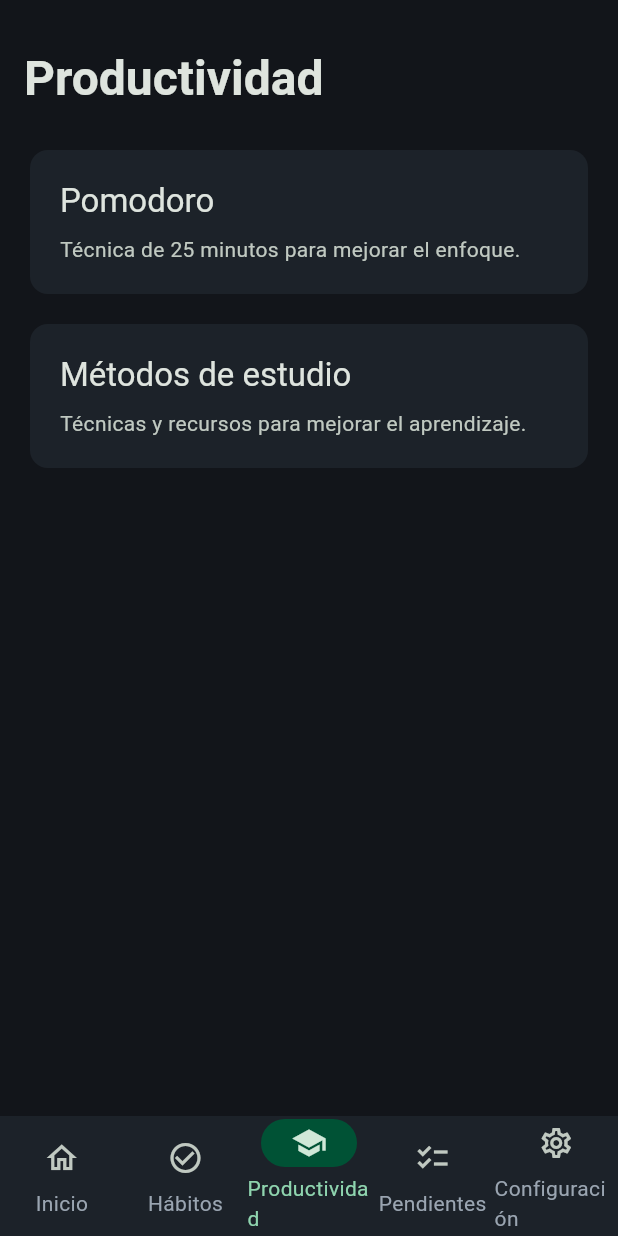
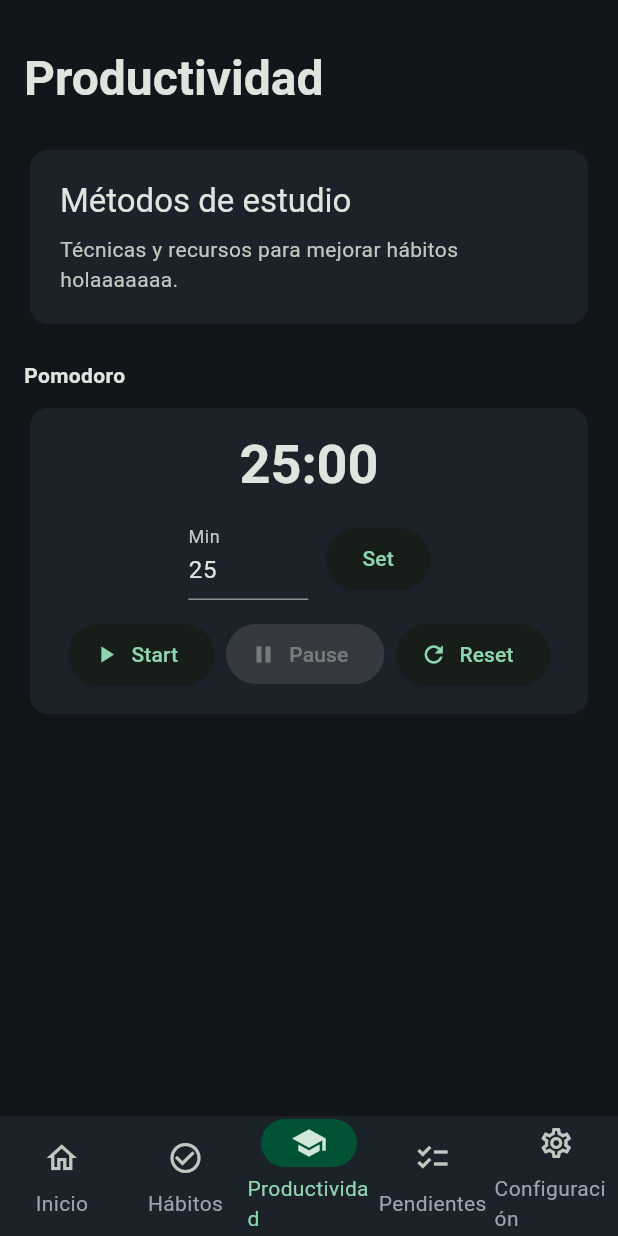
Before and after one commit to jladinori/Habivi, a Flutter app: the screen it shows after launch, item 3 of the bottom bar chosen, on a phone screen of 412 x 824 dp. Run offline on Flutter 3.47's test engine with Material 3 defaults, Android fonts, the phone set to English and light mode, and no system bars; our stand-ins replace flutter_riverpod, go_router, hive, hive_flutter; accounts and stored records are empty.

Commit message:
agregar pomodoro basico

```diff
--- a/lib/presentation/features/productivity/productivity_screen.dart
+++ b/lib/presentation/features/productivity/productivity_screen.dart
@@ -1,3 +1,4 @@
+import 'dart:async';
 import 'package:flutter/material.dart';
 import 'package:habivi/presentation/shared/widgets/placeholder_card.dart';
 
@@ -18,15 +19,144 @@ class ProductivityScreen extends StatelessWidget {
         ),
         const SizedBox(height: 24),
         const PlaceholderCard(
-          title: 'Pomodoro',
-          subtitle: 'Técnica de 25 minutos para mejorar el enfoque.',
+          title: 'Métodos de estudio',
+          subtitle: 'Técnicas y recursos para mejorar hábitos holaaaaaaa.',
         ),
         const SizedBox(height: 12),
-        const PlaceholderCard(
-          title: 'Métodos de estudio',
-          subtitle: 'Técnicas y recursos para mejorar el aprendizaje.',
-        ),
+        const SizedBox(height: 8),
+        const Text('Pomodoro', style: TextStyle(fontWeight: FontWeight.bold)),
+        const SizedBox(height: 8),
+        PomodoroCard(),
       ],
     );
   }
 }
+
+class PomodoroCard extends StatefulWidget {
+  const PomodoroCard({super.key});
+
+  @override
+  State<PomodoroCard> createState() => _PomodoroCardState();
+}
+
+class _PomodoroCardState extends State<PomodoroCard> {
+  int _totalSeconds = 25 * 60;
+  int _remainingSeconds = 25 * 60;
+  Timer? _timer;
+  bool _isRunning = false;
+  final _minutesController = TextEditingController(text: '25');
+
+  String _formatTime(int seconds) {
+    final min = (seconds ~/ 60).toString().padLeft(2, '0');
+    final sec = (seconds % 60).toString().padLeft(2, '0');
+    return '$min:$sec';
+  }
+
+  void _start() {
+    if (_isRunning) return;
+    setState(() => _isRunning = true);
+    _timer = Timer.periodic(const Duration(seconds: 1), (timer) {
+      if (_remainingSeconds <= 0) {
+        _stopTimer();
+        ScaffoldMessenger.of(context)
+            .showSnackBar(const SnackBar(content: Text('¡Sesión finalizada!')));
+        return;
+      }
+      setState(() => _remainingSeconds -= 1);
+    });
+  }
+
+  void _pause() {
+    _stopTimer();
+  }
+
+  void _stopTimer() {
+    _timer?.cancel();
+    _timer = null;
+    setState(() => _isRunning = false);
+  }
+
+  void _reset() {
+    _stopTimer();
+    setState(() => _remainingSeconds = _totalSeconds);
+  }
+
+  void _applyMinutes() {
+    final text = _minutesController.text.trim();
+    final minutes = int.tryParse(text);
+    if (minutes == null || minutes <= 0) {
+      if (mounted)
+        ScaffoldMessenger.of(context).showSnackBar(
+            const SnackBar(content: Text('Ingresa minutos válidos')));
+      return;
+    }
+    _stopTimer();
+    setState(() {
+      _totalSeconds = minutes * 60;
+      _remainingSeconds = _totalSeconds;
+    });
+  }
+
+  @override
+  void dispose() {
+    _timer?.cancel();
+    _minutesController.dispose();
+    super.dispose();
+  }
+
+  @override
+  Widget build(BuildContext context) {
+    return Card(
+      child: Padding(
+        padding: const EdgeInsets.all(16),
+        child: Column(
+          children: [
+            Text(_formatTime(_remainingSeconds),
+                style: Theme.of(context)
+                    .textTheme
+                    .displaySmall
+                    ?.copyWith(fontWeight: FontWeight.bold)),
+            const SizedBox(height: 12),
+            Row(
+              mainAxisAlignment: MainAxisAlignment.center,
+              children: [
+                SizedBox(
+                  width: 80,
+                  child: TextField(
+                    controller: _minutesController,
+                    keyboardType: TextInputType.number,
+                    decoration: const InputDecoration(labelText: 'Min'),
+                    onSubmitted: (_) => _applyMinutes(),
+                  ),
+                ),
+                const SizedBox(width: 12),
+                ElevatedButton(
+                    onPressed: _applyMinutes, child: const Text('Set')),
+              ],
+            ),
+            const SizedBox(height: 12),
+            Row(
+              mainAxisAlignment: MainAxisAlignment.center,
+              children: [
+                ElevatedButton.icon(
+                    onPressed: _isRunning ? null : _start,
+                    icon: const Icon(Icons.play_arrow),
+                    label: const Text('Start')),
+                const SizedBox(width: 8),
+                ElevatedButton.icon(
+                    onPressed: _isRunning ? _pause : null,
+                    icon: const Icon(Icons.pause),
+                    label: const Text('Pause')),
+                const SizedBox(width: 8),
+                ElevatedButton.icon(
+                    onPressed: _reset,
+                    icon: const Icon(Icons.refresh),
+                    label: const Text('Reset')),
+              ],
+            ),
+          ],
+        ),
+      ),
+    );
+  }
+}
```
Also changed, not shown: lib/presentation/features/calendar/calendar_screen.dart (added).
